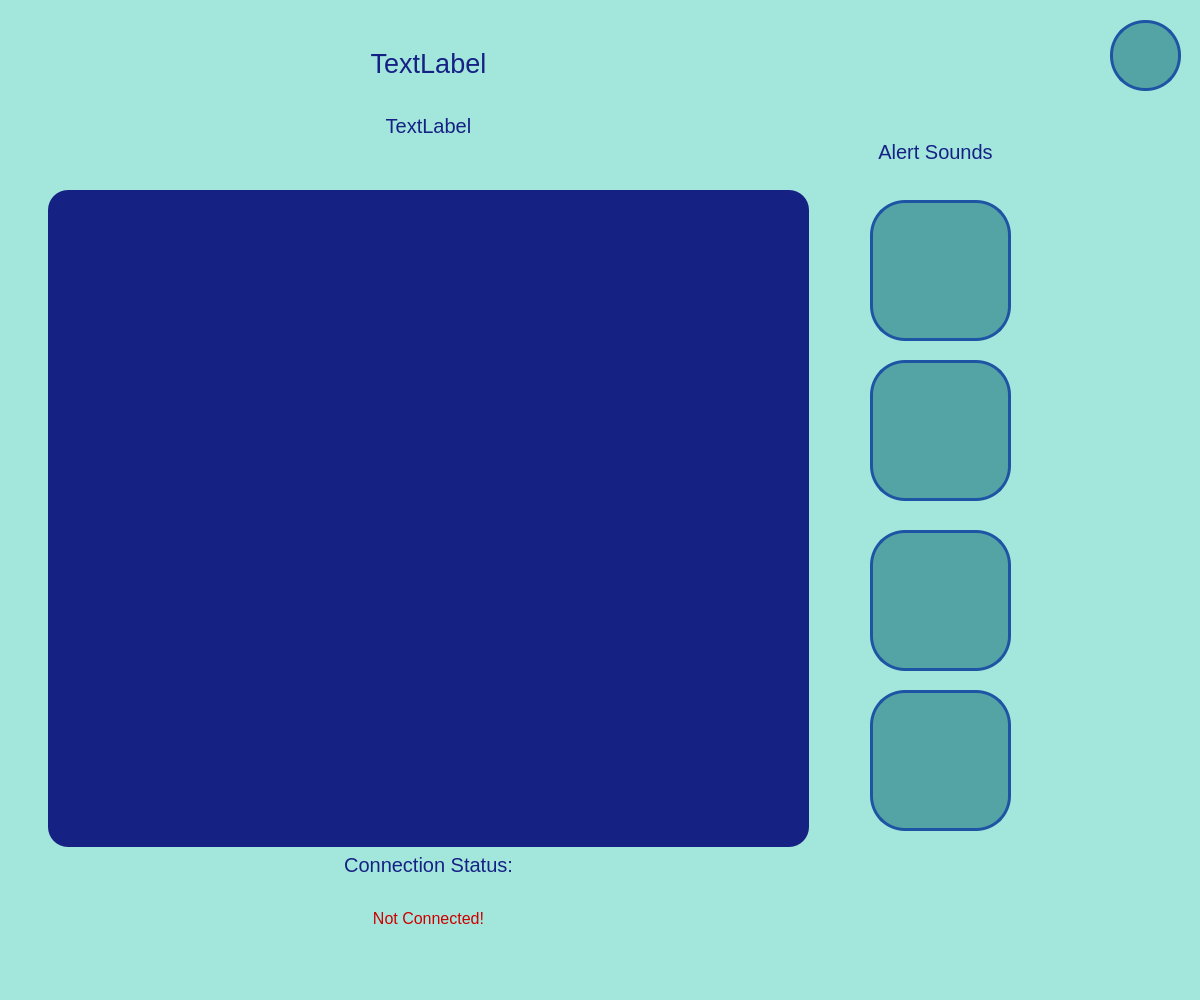
First picture: the form in src/views/mainwindow.ui, repository Vineyard-MQP-2021/VineyardApp, before the edit.
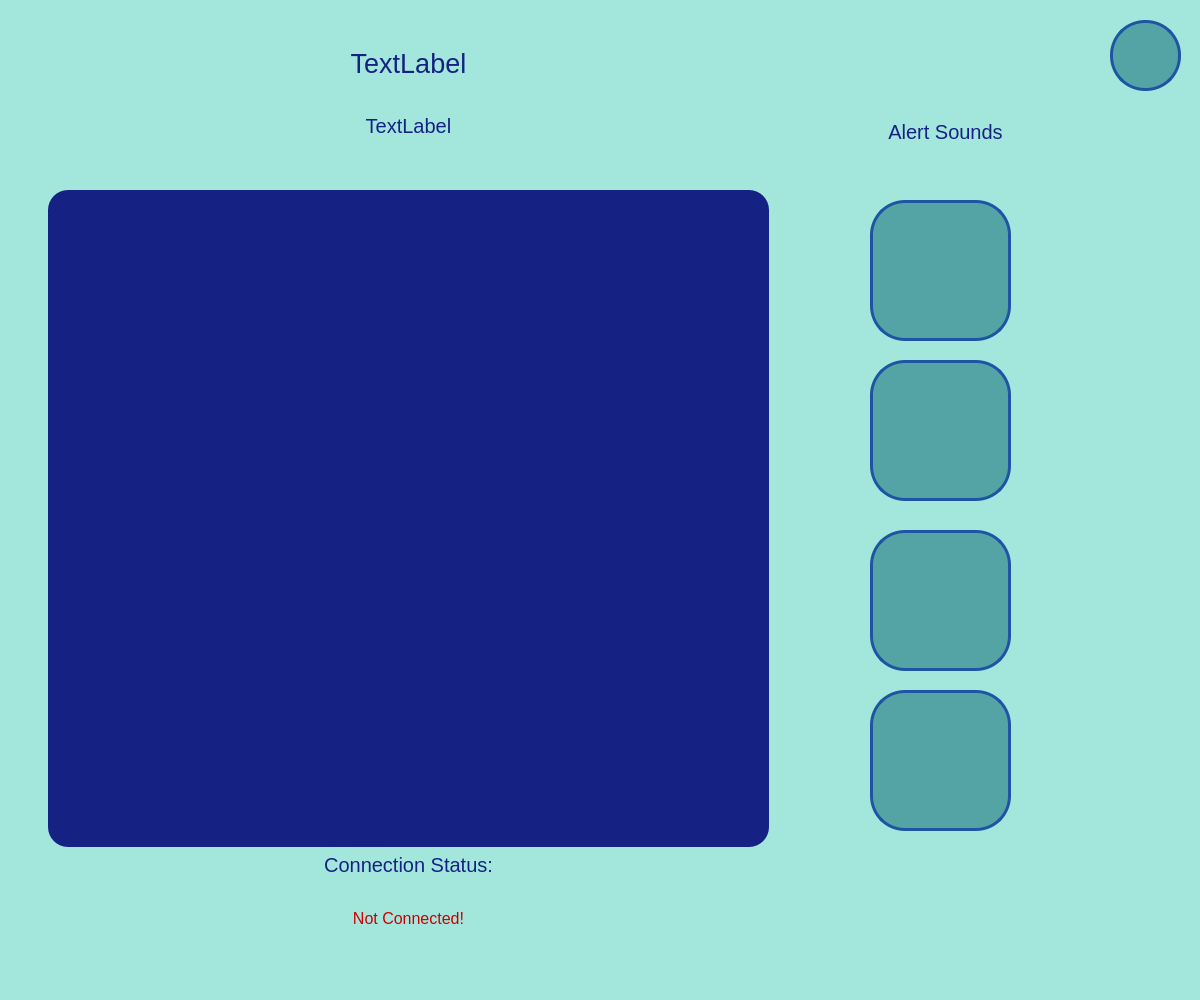
Second picture: the form after the edit. Icons and pictures are not drawn.

The edit to the form file:
```diff
--- a/src/views/mainwindow.ui
+++ b/src/views/mainwindow.ui
@@ -181,10 +181,10 @@
    <widget class="QLabel" name="label">
     <property name="geometry">
      <rect>
-      <x>820</x>
-      <y>140</y>
-      <width>231</width>
-      <height>51</height>
+      <x>800</x>
+      <y>120</y>
+      <width>291</width>
+      <height>61</height>
      </rect>
     </property>
     <property name="sizePolicy">
@@ -219,7 +219,7 @@
      <rect>
       <x>48</x>
       <y>48</y>
-      <width>761</width>
+      <width>721</width>
       <height>931</height>
      </rect>
     </property>
```
